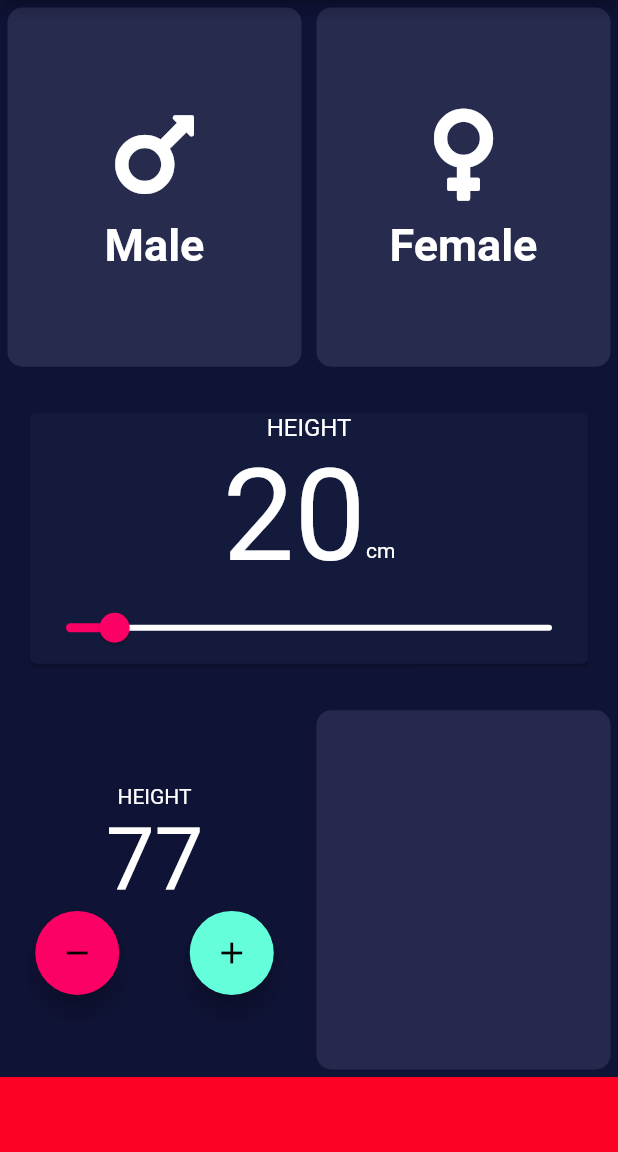
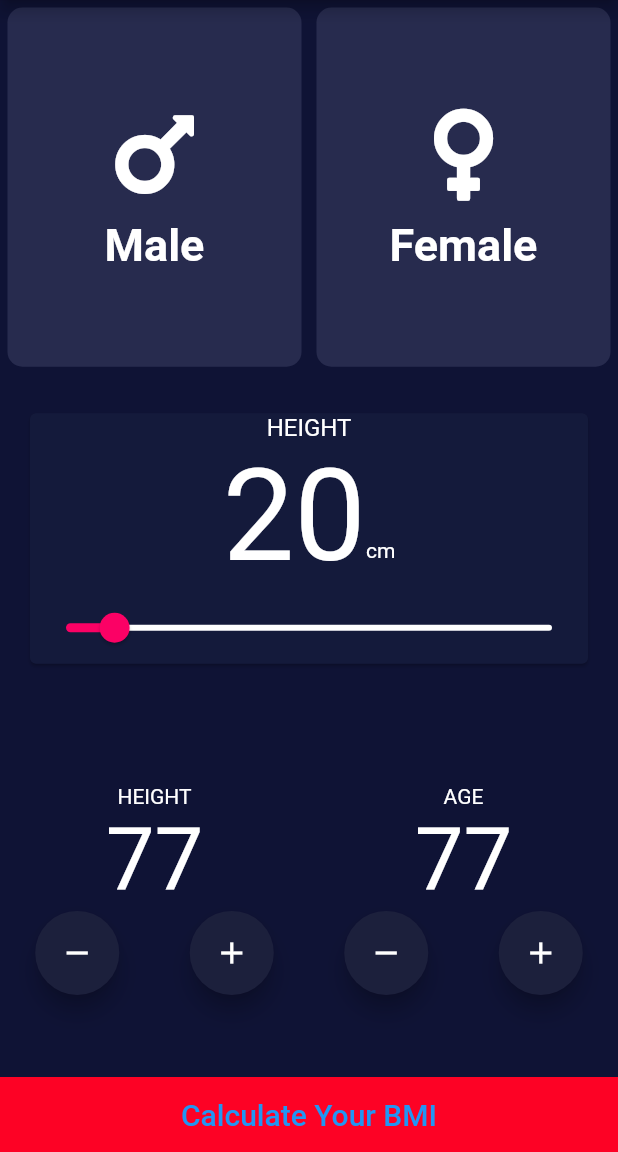
Before and after one commit to NewtonGain/bmi_calculator, a Flutter app: the screen it shows after launch, after a tap on the "add" icon, on a phone screen of 412 x 824 dp, the part 84-1236 px from its top. Run offline on Flutter 3.47's test engine with Material 2 defaults, Android fonts, the phone set to English and light mode, and no system bars; our stand-ins replace font_awesome_flutter.

Commit message:
design comp

```diff
--- a/lib/input_page.dart
+++ b/lib/input_page.dart
@@ -64,7 +64,7 @@ double increament=0;
                           updateColor(1);
                         });
                       },
-                      child: container(
+                      child: Containers(
                         colors: maleCardColor,
                         iconContent: Iconcontents(
                             icon: FontAwesomeIcons.mars, label: 'Male'),
@@ -78,7 +78,7 @@ double increament=0;
                         updateColor2(2);
                       });
                     },
-                    child: container(
+                    child: Containers(
                       colors: femaleCardColor,
                       iconContent: Iconcontents(
                           icon: FontAwesomeIcons.venus, label: 'Female'),
@@ -125,7 +125,7 @@ double increament=0;
                         label: _currentSliderValue.round().toString(),
                         onChanged: (double value) {
                           setState(() {
-                            _currentSliderValue.round().toString();
+                            _currentSliderValue = value;
                           });
                         },
                       ),
@@ -157,8 +157,13 @@ double increament=0;
                                 increament++;
 
                               });
-                            },child: Icon(Icons.remove),backgroundColor: Color(0xFFFB0165),),
-                             FloatingActionButton(onPressed: (){},child: Icon(Icons.add)),
+                            },child: Icon(Icons.remove),backgroundColor: Color(0xFF1C203C),foregroundColor: Colors.white,),
+                             FloatingActionButton(onPressed: (){
+                              setState(() {
+                                increament++;
+
+                              });
+                            },child: Icon(Icons.add),backgroundColor: Color(0xFF1C203C),foregroundColor: Colors.white,),
 
 
                           ],
@@ -166,8 +171,35 @@ double increament=0;
                       ],
                     )
                   ),
-                  Expanded(
-                    child: container(colors: Color(0xFF26294D),),),
+                 Expanded(
+                    child: Column(
+                      mainAxisAlignment: MainAxisAlignment.center,
+                      children: [
+
+                        Text('AGE'),
+                        Text('77',style: TextStyle(fontSize: 58),),
+                        Row(
+                          mainAxisAlignment: MainAxisAlignment.spaceAround,
+                          children: [
+                            FloatingActionButton(onPressed: (){
+                              setState(() {
+                                increament++;
+
+                              });
+                            },child: Icon(Icons.remove),backgroundColor: Color(0xFF1C203C),foregroundColor: Colors.white,),
+                             FloatingActionButton(onPressed: (){
+                              setState(() {
+                                increament++;
+
+                              });
+                            },child: Icon(Icons.add),backgroundColor: Color(0xFF1C203C),foregroundColor: Colors.white,),
+
+
+                          ],
+                        )
+                      ],
+                    )
+                  ),
                 ],
               ),
             ),
@@ -175,6 +207,7 @@ double increament=0;
               width: double.infinity,
               height: 50,
               color: Color(0xFFFD0225),
+              child: TextButton(child: Text('Calculate Your BMI',style: TextStyle(fontSize: 20),),onPressed: (){},),
             )
           ],
         ),
--- a/lib/reuseable.dart
+++ b/lib/reuseable.dart
@@ -30,11 +30,11 @@ class Iconcontents extends StatelessWidget {
   }
 }
 
-class container extends StatelessWidget {
+class Containers extends StatelessWidget {
   final Color colors;
 
   final Widget? iconContent;
-  container({required this.colors, this.iconContent});
+  Containers({required this.colors, this.iconContent});
 
   @override
   Widget build(BuildContext context) {
```
